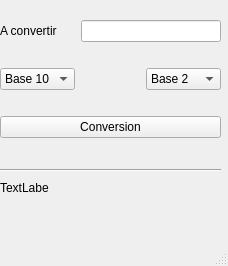
Qt form interface.ui (kooorvo/Conversion-de-base) before a commit.
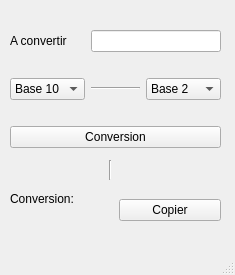
The same form after that commit.

Commit message: Ui implémentée, reste à ajouter d'autres bases, notamment de départ

```diff
--- a/interface.ui
+++ b/interface.ui
@@ -6,8 +6,8 @@
    <rect>
     <x>0</x>
     <y>0</y>
-    <width>228</width>
-    <height>266</height>
+    <width>235</width>
+    <height>275</height>
    </rect>
   </property>
   <property name="windowTitle">
@@ -24,32 +24,32 @@
      </rect>
     </property>
     <property name="orientation">
-     <enum>Qt::Orientation::Horizontal</enum>
+     <enum>Qt::Vertical</enum>
     </property>
    </widget>
-   <widget class="QLabel" name="label_2">
+   <widget class="QWidget" name="layoutWidget">
     <property name="geometry">
      <rect>
-      <x>0</x>
-      <y>180</y>
-      <width>49</width>
-      <height>16</height>
-     </rect>
-    </property>
-    <property name="text">
-     <string>TextLabel</string>
-    </property>
-   </widget>
-   <widget class="QWidget" name="">
-    <property name="geometry">
-     <rect>
-      <x>0</x>
-      <y>0</y>
-      <width>221</width>
+      <x>10</x>
+      <y>10</y>
+      <width>211</width>
       <height>161</height>
      </rect>
     </property>
     <layout class="QGridLayout" name="gridLayout">
+     <item row="1" column="1">
+      <widget class="Line" name="line_2">
+       <property name="sizePolicy">
+        <sizepolicy hsizetype="Minimum" vsizetype="Fixed">
+         <horstretch>0</horstretch>
+         <verstretch>0</verstretch>
+        </sizepolicy>
+       </property>
+       <property name="orientation">
+        <enum>Qt::Horizontal</enum>
+       </property>
+      </widget>
+     </item>
      <item row="0" column="0">
       <widget class="QLabel" name="label">
        <property name="text">
@@ -57,9 +57,6 @@
        </property>
       </widget>
      </item>
-     <item row="0" column="1" colspan="2">
-      <widget class="QLineEdit" name="lineEdit"/>
-     </item>
      <item row="1" column="2">
       <widget class="QComboBox" name="comboBox_2">
        <item>
@@ -84,6 +81,9 @@
        </item>
       </widget>
      </item>
+     <item row="0" column="1" colspan="2">
+      <widget class="QLineEdit" name="aconv"/>
+     </item>
      <item row="2" column="0" colspan="3">
       <widget class="QPushButton" name="pushButton">
        <property name="text">
@@ -107,6 +107,39 @@
      </item>
     </layout>
    </widget>
+   <widget class="QWidget" name="">
+    <property name="geometry">
+     <rect>
+      <x>10</x>
+      <y>190</y>
+      <width>211</width>
+      <height>41</height>
+     </rect>
+    </property>
+    <layout class="QGridLayout" name="gridLayout_2">
+     <item row="0" column="0">
+      <widget class="QLabel" name="label_2">
+       <property name="text">
+        <string>Conversion:</string>
+       </property>
+      </widget>
+     </item>
+     <item row="0" column="1" rowspan="2">
+      <widget class="QPushButton" name="copierBtn">
+       <property name="text">
+        <string>Copier</string>
+       </property>
+      </widget>
+     </item>
+     <item row="1" column="0">
+      <widget class="QLabel" name="convFLabel">
+       <property name="text">
+        <string> </string>
+       </property>
+      </widget>
+     </item>
+    </layout>
+   </widget>
   </widget>
   <widget class="QMenuBar" name="menubar">
    <property name="geometry">
```
Left out of the diff: 16 changed lines with no effect on the pictures. The commit also changes 2 other files.
